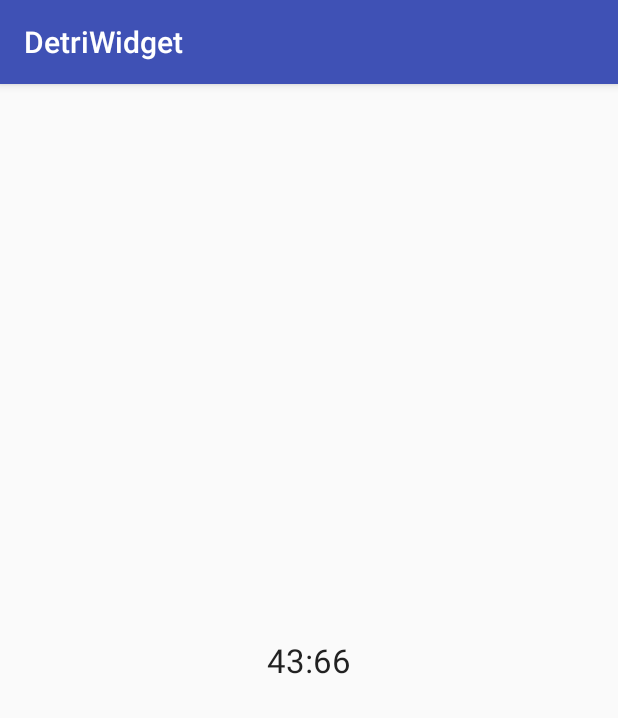
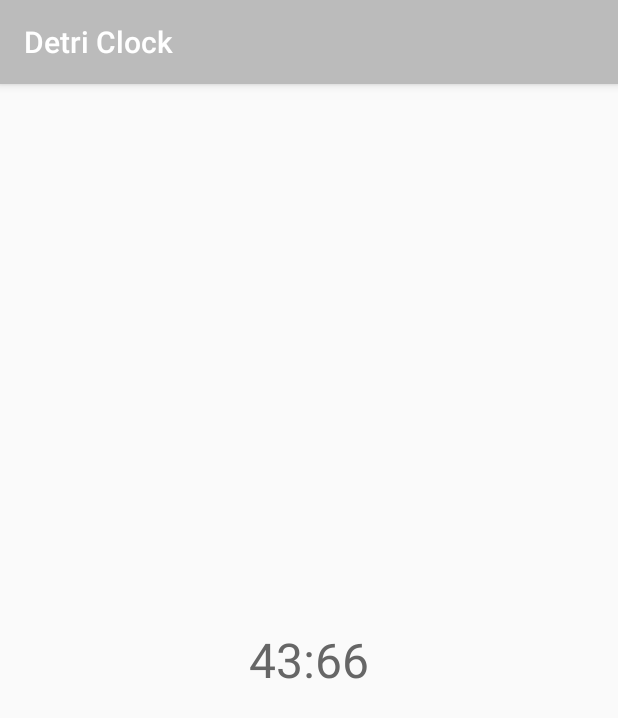
Before and after one commit to vinc/geodate-android, an Android app: the screen it shows after launch (MainActivity), on a phone screen of 412 x 824 dp. Shown: the top 718 px of the screen. Run offline under Robolectric (Android 15) with nearby library versions, the phone set to English and light mode, and no system bars; 1 statement that could not run was skipped.

Commit message:
Add all files

```diff
--- a/app/src/main/java/com/vinua/detriwidget/ClockLocation.java
+++ b/app/src/main/java/com/vinua/detriwidget/ClockLocation.java
@@ -31,7 +31,7 @@ public class ClockLocation {
         Location location = locationManager.getLastKnownLocation(locationProvider);
 
         longitude = location.getLongitude();
-        Log.d("Detri", String.format("Got longitude '%f'", longitude));
+        //Log.d("Detri", String.format("Got longitude '%f'", longitude));
     }
 
     public double getLongitude() {
--- a/app/src/main/java/com/vinua/detriwidget/MainActivity.java
+++ b/app/src/main/java/com/vinua/detriwidget/MainActivity.java
@@ -4,7 +4,6 @@ import android.content.Context;
 import android.os.Bundle;
 import android.os.Handler;
 import android.support.v7.app.AppCompatActivity;
-import android.util.Log;
 import android.widget.TextView;
 
 public class MainActivity extends AppCompatActivity {
@@ -14,16 +13,10 @@ public class MainActivity extends AppCompatActivity {
         @Override
         public void run() {
             Context context = getApplicationContext();
-
             double longitude = new ClockLocation(context).getLongitude();
-
             ClockTime clockTime = new ClockTime(System.currentTimeMillis() / 1000, longitude, true);
             String text = clockTime.toString();
-
             clockText.setText(text);
-
-            Log.d("Detri", "Updating the main activity: " + text);
-
             handler.postDelayed(textRunnable, 1000);
         }
     };
@@ -32,7 +25,6 @@ public class MainActivity extends AppCompatActivity {
     protected void onCreate(Bundle savedInstanceState) {
         super.onCreate(savedInstanceState);
         setContentView(R.layout.activity_main);
-
         clockText = (TextView) findViewById(R.id.textView);
         handler.postDelayed(textRunnable, 1000);
     }
--- a/app/src/main/res/layout/activity_main.xml
+++ b/app/src/main/res/layout/activity_main.xml
@@ -15,6 +15,8 @@
         android:layout_height="wrap_content"
         android:layout_centerHorizontal="true"
         android:layout_centerVertical="true"
-        android:text="00"
-        android:textAppearance="?android:attr/textAppearanceLarge" />
+        android:text="00:00"
+        android:textAppearance="?android:attr/textAppearanceLarge"
+        android:textColor="#666666"
+        android:textSize="32sp" />
 </RelativeLayout>
--- a/app/src/main/res/values/colors.xml
+++ b/app/src/main/res/values/colors.xml
@@ -1,6 +1,6 @@
 <?xml version="1.0" encoding="utf-8"?>
 <resources>
-    <color name="colorPrimary">#3F51B5</color>
-    <color name="colorPrimaryDark">#FFFFFF</color>
+    <color name="colorPrimary">#BBB</color>
+    <color name="colorPrimaryDark">#AAA</color>
     <color name="colorAccent">#FF4081</color>
 </resources>
--- a/app/src/main/res/values/strings.xml
+++ b/app/src/main/res/values/strings.xml
@@ -1,5 +1,5 @@
 <resources>
-    <string name="app_name">DetriWidget</string>
+    <string name="app_name">Detri Clock</string>
     <string name="appwidget_text">00</string>
     <string name="add_widget">Add widget</string>
 </resources>
```
Also changed, not shown: 1 other file.
